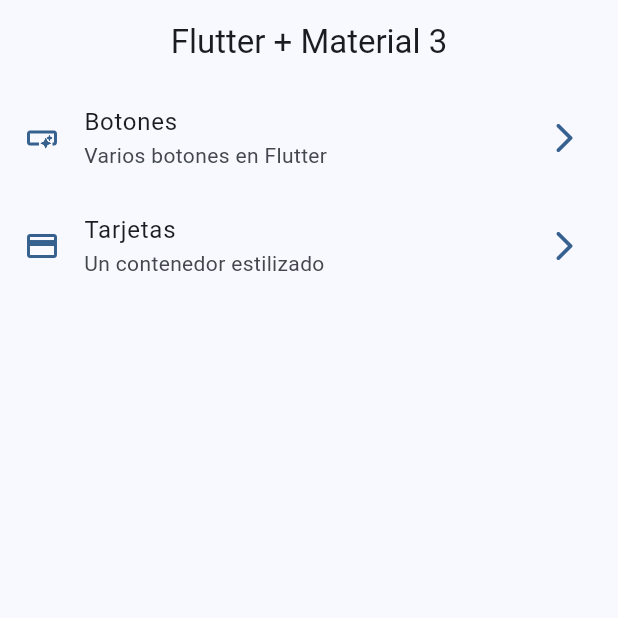
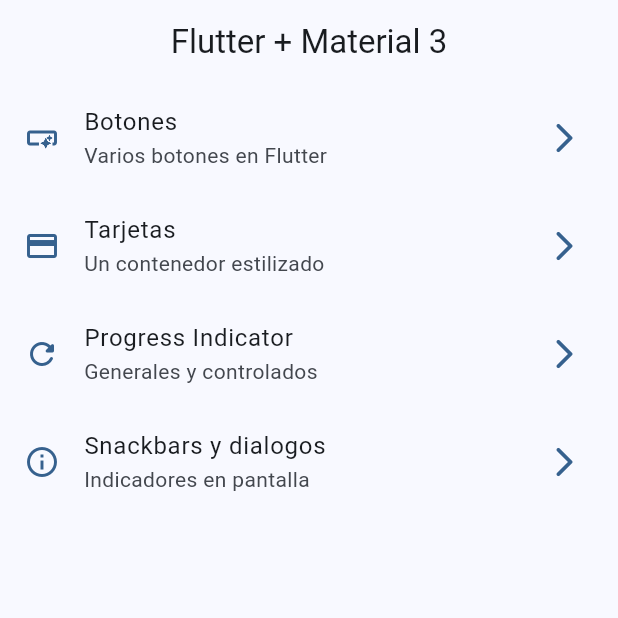
Before and after one commit to JahelCuadrado/widgets-app, a Flutter app: the screen it shows after launch, on a phone screen of 412 x 824 dp, the top half of it. Run offline on Flutter 3.47's test engine with Material 2 defaults, Android fonts, the phone set to English and light mode, and no system bars; our stand-ins replace go_router.

Commit message:
Añadido el menu item de progress indicators

```diff
--- a/lib/config/menu/menu_items.dart
+++ b/lib/config/menu/menu_items.dart
@@ -1,4 +1,5 @@
 import 'package:flutter/material.dart';
+import 'package:widgets_app/presentation/screens/screens.dart';
 
 
 //TODO menu 1
@@ -13,7 +14,7 @@ class MenuItem{
     required this.title,
     required this.subTitle,
     required this.link,
-    required this.icon
+    required this.icon,
     });
 }
 
@@ -23,14 +24,28 @@ const List<MenuItem> appMenuItems = [
       title: 'Botones',
       subTitle: 'Varios botones en Flutter',
       link: '/buttons',
-      icon: Icons.smart_button_outlined
+      icon: Icons.smart_button_outlined,
       ),
 
     MenuItem(
       title: 'Tarjetas',
       subTitle: 'Un contenedor estilizado',
       link: '/cards',
-      icon: Icons.credit_card
+      icon: Icons.credit_card,
+      ),
+
+    MenuItem(
+      title: 'Progress Indicator',
+      subTitle: 'Generales y controlados',
+      link: '/progress',
+      icon: Icons.refresh_rounded,
+      ),
+
+    MenuItem(
+      title: 'Snackbars y dialogos',
+      subTitle: 'Indicadores en pantalla',
+      link: '/snackbars',
+      icon: Icons.info_outline,
       ),
 
 ];
--- a/lib/config/router/app_router.dart
+++ b/lib/config/router/app_router.dart
@@ -1,3 +1,4 @@
+import 'package:flutter/cupertino.dart';
 import 'package:go_router/go_router.dart';
 import 'package:widgets_app/presentation/screens/screens.dart';
 
@@ -12,19 +13,31 @@ final appRouter = GoRouter(
     GoRoute(
       path: '/',
       name: HomeScreen.name,   //TODO navegar entre pantallas con go_router 6.2: Para poder utilizarlas en nuestro
-      builder: (context, state) => const HomeScreen(),
+      pageBuilder: (context, state) => const CupertinoPage(child: HomeScreen()),
     ),
 
     GoRoute(
       path: '/buttons',
       name: ButtonsScreen.name,
-      builder: (context, state) => const ButtonsScreen(),
+      pageBuilder: (context, state) => const CupertinoPage(child: ButtonsScreen()),
     ),
 
     GoRoute(
       path: '/cards',
       name: CardsScreen.name,
-      builder: (context, state) => const CardsScreen(),
+      pageBuilder: (context, state) => const CupertinoPage(child: CardsScreen()),
+    ),
+
+    GoRoute(
+      path: '/progress',
+      name: ProgressScreen.name,
+      pageBuilder: (context, state) => const CupertinoPage(child: ProgressScreen()),
+    ),
+
+    GoRoute(
+      path: '/snackbars',
+      name: SnackBarScreen.name,
+      pageBuilder: (context, state) => const CupertinoPage(child: SnackBarScreen()),
     ),
 
   ],
--- a/lib/presentation/screens/home/home_screen.dart
+++ b/lib/presentation/screens/home/home_screen.dart
@@ -58,9 +58,10 @@ class _CustomListTile extends StatelessWidget {
       trailing: Icon(Icons.arrow_forward_ios_rounded, color: colors.primary,),
       onTap: () {
 
-      //   Navigator.of(context).push( //con push ponemos esta nueva pantalla encima, con replace la replazariamos
+         //con push ponemos esta nueva pantalla encima, con replace la replazariamos
+      //   Navigator.of(context).push(
       //     CupertinoPageRoute(
-      //       builder: (context) => const ButtonsScreen(),
+      //       builder: (context) =>  menuItem.pantalla ,
       //   ),
       //  );
 
```
Also changed, not shown: lib/presentation/screens/progress/progress_screen.dart (+63 -1 lines).
